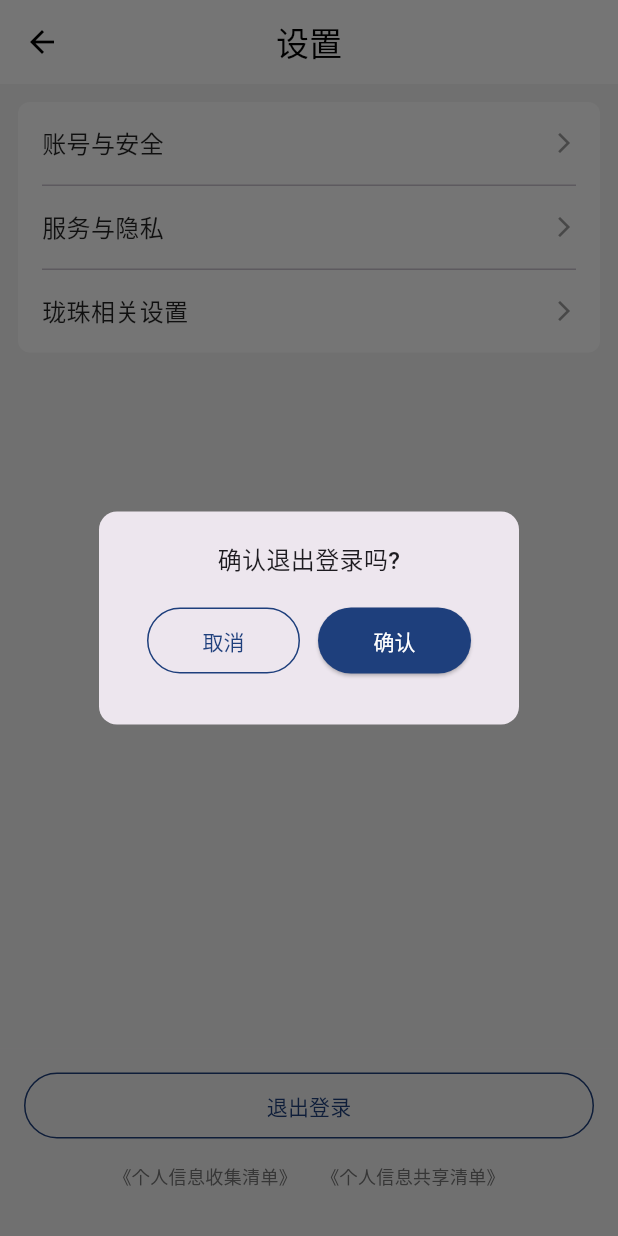
After one commit to thisXuan/parkinglot_frontend, a Flutter app: the SettingsPage screen opened directly, after a tap on "退出登录", on a phone screen of 412 x 824 dp. The commit adds this screen. Run offline on Flutter 3.47's test engine with Material 3 defaults, Android fonts, the phone set to English and light mode, and no system bars; our stand-ins replace dio, flutter_easyloading, marquee, qr_flutter, shared_preferences; missing offline and left inert: flutter_baidu_mapapi_base, flutter_baidu_mapapi_map, flutter_bmflocation, qr_code_scanner; accounts and stored records are empty; network calls fail.

Commit message:
增加账户管理界面

```diff
--- /dev/null
+++ b/lib/AccountManager/SettingsPage.dart
@@ -0,0 +1,215 @@
+import 'package:flutter/material.dart';
+import 'package:parkinglot_frontend/Tabs.dart';
+import 'package:shared_preferences/shared_preferences.dart';
+
+class SettingsPage extends StatefulWidget{
+  @override
+  State<StatefulWidget> createState() {
+    return SettingsPageState();
+  }
+}
+
+class SettingsPageState extends State<SettingsPage> {
+  @override
+  Widget build(BuildContext context) {
+    return Scaffold(
+      appBar: AppBar(
+        leading: IconButton(
+          icon: Icon(Icons.arrow_back, color: Colors.black),
+          onPressed: () => Navigator.pop(context),
+        ),
+        title: Text('设置', style: TextStyle(color: Colors.black)),
+        backgroundColor: Colors.white,
+        elevation: 0,
+        centerTitle: true,
+      ),
+      body: Column(
+        children: [
+          Expanded(
+            child: Container(
+              color: Color(0xFFF5F5F5),
+              child: Column(
+                children: [
+                  Container(
+                    margin: EdgeInsets.all(12),
+                    decoration: BoxDecoration(
+                      color: Colors.white,
+                      borderRadius: BorderRadius.circular(8),
+                    ),
+                    child: Column(
+                      children: [
+                        _buildSettingItem('账号与安全', onTap: () {}),
+                        Divider(height: 1, indent: 16, endIndent: 16),
+                        _buildSettingItem('服务与隐私', onTap: () {}),
+                        Divider(height: 1, indent: 16, endIndent: 16),
+                        _buildSettingItem('珑珠相关设置', onTap: () {}),
+                      ],
+                    ),
+                  ),
+                ],
+              ),
+            ),
+          ),
+          // 底部按钮和隐私政策
+          Container(
+            padding: EdgeInsets.all(16),
+            color: Color(0xFFF5F5F5),
+            child: Column(
+              children: [
+                Container(
+                  width: double.infinity,
+                  height: 44,
+                  child: OutlinedButton(
+                    onPressed: () {
+                      showDialog(
+                        context: context,
+                        builder: (BuildContext context) {
+                          return AlertDialog(
+                            content: Text(
+                              '确认退出登录吗?',
+                              textAlign: TextAlign.center,
+                              style: TextStyle(
+                                fontSize: 16,
+                                fontWeight: FontWeight.w500,
+                              ),
+                            ),
+                            shape: RoundedRectangleBorder(
+                              borderRadius: BorderRadius.circular(12),
+                            ),
+                            contentPadding: EdgeInsets.only(
+                              top: 20,
+                              bottom: 10,
+                              left: 24,
+                              right: 24,
+                            ),
+                            actions: [
+                              Container(
+                                padding: EdgeInsets.symmetric(horizontal: 8, vertical: 8),
+                                child: Row(
+                                  children: [
+                                    Expanded(
+                                      child: OutlinedButton(
+                                        onPressed: () {
+                                          Navigator.of(context).pop(); // 关闭弹窗
+                                        },
+                                        style: OutlinedButton.styleFrom(
+                                          side: BorderSide(color: Color(0xFF1E3F7C)),
+                                          shape: RoundedRectangleBorder(
+                                            borderRadius: BorderRadius.circular(22),
+                                          ),
+                                          minimumSize: Size(0, 44),
+                                        ),
+                                        child: Text(
+                                          '取消',
+                                          style: TextStyle(color: Color(0xFF1E3F7C)),
+                                        ),
+                                      ),
+                                    ),
+                                    SizedBox(width: 12),
+                                    Expanded(
+                                      child: ElevatedButton(
+                                        onPressed: () async {
+                                          Navigator.of(context).pop(); // 关闭弹窗
+                                          SharedPreferences prefs = await SharedPreferences.getInstance();
+                                          await prefs.remove('user');
+                                          Navigator.of(context).pop(); // 关闭对话框
+                                          Navigator.push(
+                                            context,
+                                            MaterialPageRoute(builder: (context) => Tabs()),
+                                          );
+                                        },
+                                        style: ElevatedButton.styleFrom(
+                                          backgroundColor: Color(0xFF1E3F7C),
+                                          shape: RoundedRectangleBorder(
+                                            borderRadius: BorderRadius.circular(22),
+                                          ),
+                                          minimumSize: Size(0, 44),
+                                        ),
+                                        child: Text(
+                                          '确认',
+                                          style: TextStyle(color: Colors.white),
+                                        ),
+                                      ),
+                                    ),
+                                  ],
+                                ),
+                              ),
+                            ],
+                          );
+                        },
+                      );
+                    },
+                    style: OutlinedButton.styleFrom(
+                      side: BorderSide(color: Color(0xFF1E3F7C)),
+                      shape: RoundedRectangleBorder(
+                        borderRadius: BorderRadius.circular(22),
+                      ),
+                    ),
+                    child: Text(
+                      '退出登录',
+                      style: TextStyle(color: Color(0xFF1E3F7C)),
+                    ),
+                  ),
+                ),
+                SizedBox(height: 16),
+                Row(
+                  mainAxisAlignment: MainAxisAlignment.center,
+                  children: [
+                    GestureDetector(
+                      onTap: () {},
+                      child: Text(
+                        '《个人信息收集清单》',
+                        style: TextStyle(
+                          color: Colors.grey[600],
+                          fontSize: 12,
+                        ),
+                      ),
+                    ),
+                    SizedBox(width: 16),
+                    GestureDetector(
+                      onTap: () {},
+                      child: Text(
+                        '《个人信息共享清单》',
+                        style: TextStyle(
+                          color: Colors.grey[600],
+                          fontSize: 12,
+                        ),
+                      ),
+                    ),
+                  ],
+                ),
+                SizedBox(height: 16), // 为底部安全区域留出空间
+              ],
+            ),
+          ),
+        ],
+      ),
+    );
+  }
+
+  Widget _buildSettingItem(String title, {required VoidCallback onTap}) {
+    return InkWell(
+      onTap: onTap,
+      child: Container(
+        padding: EdgeInsets.symmetric(horizontal: 16, vertical: 16),
+        child: Row(
+          mainAxisAlignment: MainAxisAlignment.spaceBetween,
+          children: [
+            Text(
+              title,
+              style: TextStyle(
+                fontSize: 16,
+                color: Colors.black87,
+              ),
+            ),
+            Icon(
+              Icons.arrow_forward_ios,
+              size: 16,
+              color: Colors.grey,
+            ),
+          ],
+        ),
+      ),
+    );
+  }
+}
```
Also changed, not shown: lib/AccountManager/Account.dart (+4 -27 lines), lib/AccountManager/AccountManagement.dart (deleted, +0 -143 lines), lib/AccountManager/PersonalInfoPage.dart (added, +183 -0 lines), lib/Store/StoreDetail.dart (+16 -0 lines), lib/Store/StoreSelection.dart (+52 -31 lines).
